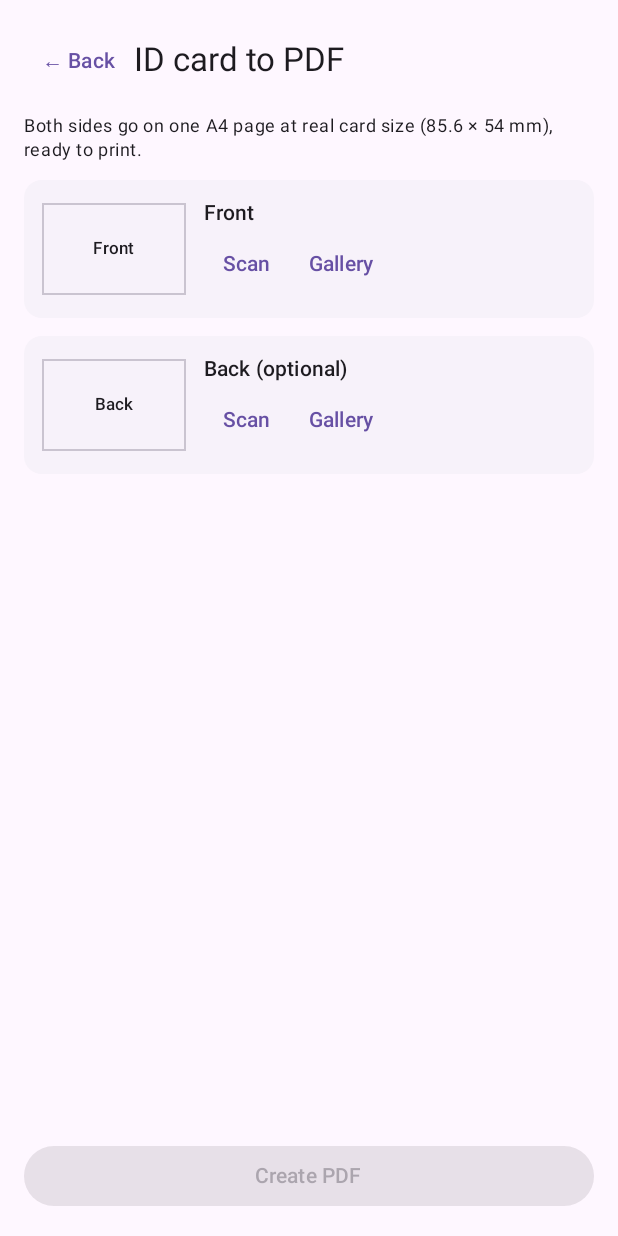
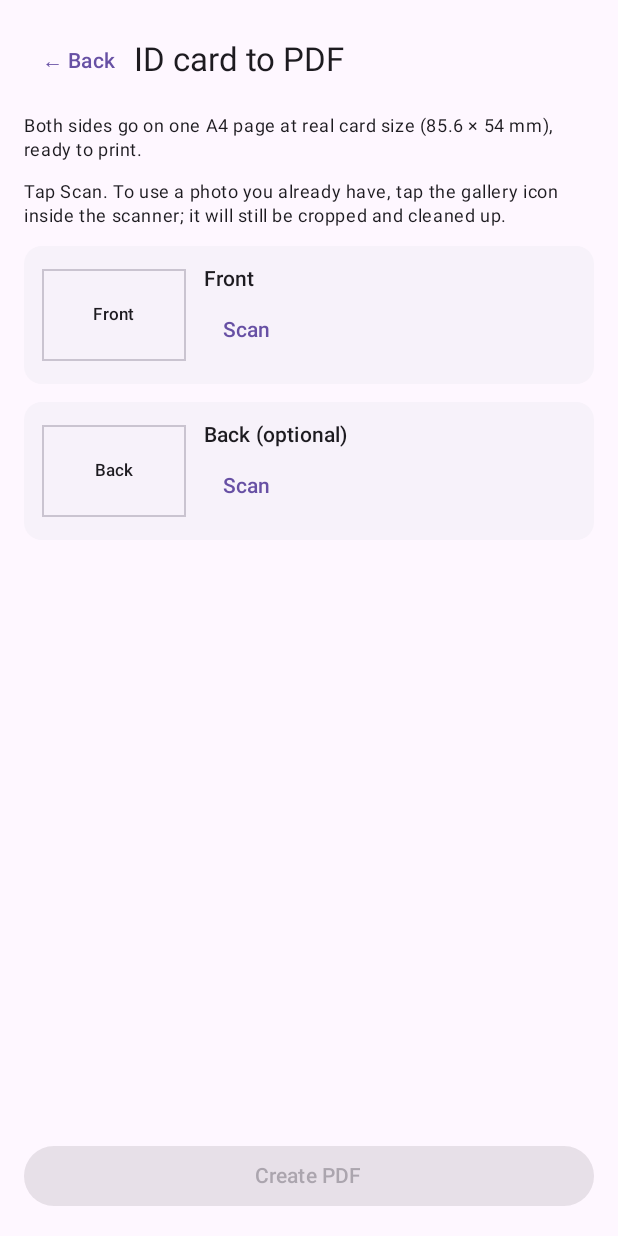
Before and after one commit to Oamprakash/PDFTools, an Android app built with Jetpack Compose: the composable IdCardScreen shown on its own in the app's theme, on a phone screen of 412 x 824 dp. Run offline under Robolectric (Android 15) with nearby library versions, the phone set to English and light mode, and no system bars; libraries missing offline, so code that uses them is left out: com.google.mlkit.vision.

Commit message:
Images to PDF: plain images only; ID card: scanner-only (gallery import via scanner, plain gallery as fallback)
Co-Authored-By: Claude Opus 5.5 <noreply@anthropic.com>
Claude-Session: https://claude.ai/code/session_019ZtYpqRyQjdrH8kEYgz8Dv

```diff
--- a/app/src/main/java/com/oam/pdftools/ui/IdCardScreen.kt
+++ b/app/src/main/java/com/oam/pdftools/ui/IdCardScreen.kt
@@ -37,8 +37,10 @@ fun IdCardScreen(back: () -> Unit) {
 
     val scanFront = rememberScanner(1, { error = it }) { front = it.firstOrNull() ?: front }
     val scanBack = rememberScanner(1, { error = it }) { rear = it.firstOrNull() ?: rear }
+    // Gallery only as a fallback when the scanner can't run; the scanner has its own gallery import (which still crops/filters)
     val pickFront = rememberLauncherForActivityResult(PickVisualMedia()) { if (it != null) front = it }
     val pickBack = rememberLauncherForActivityResult(PickVisualMedia()) { if (it != null) rear = it }
+    val fallback = error != null
     val save = rememberLauncherForActivityResult(CreateDocument("application/pdf")) { u ->
         val f = front ?: return@rememberLauncherForActivityResult; u ?: return@rememberLauncherForActivityResult
         ctx.contentResolver.takePersistableUriPermission(u, Intent.FLAG_GRANT_READ_URI_PERMISSION or Intent.FLAG_GRANT_WRITE_URI_PERMISSION)
@@ -55,8 +57,10 @@ fun IdCardScreen(back: () -> Unit) {
             Text(PdfWorker.ID_CARD, style = MaterialTheme.typography.titleLarge)
         }
         Text("Both sides go on one A4 page at real card size (85.6 × 54 mm), ready to print.", style = MaterialTheme.typography.bodySmall)
-        CardSlot("Front", front, scanFront, { pickFront.launch(img) }) { front = null }
-        CardSlot("Back (optional)", rear, scanBack, { pickBack.launch(img) }) { rear = null }
+        Text("Tap Scan. To use a photo you already have, tap the gallery icon inside the scanner; it will still be cropped and cleaned up.",
+            style = MaterialTheme.typography.bodySmall)
+        CardSlot("Front", front, scanFront, if (fallback) ({ pickFront.launch(img) }) else null) { front = null }
+        CardSlot("Back (optional)", rear, scanBack, if (fallback) ({ pickBack.launch(img) }) else null) { rear = null }
         error?.let { Text(it, color = MaterialTheme.colorScheme.error, style = MaterialTheme.typography.bodySmall) }
         Spacer(Modifier.weight(1f))
         JobStatus(info)
@@ -66,7 +70,7 @@ fun IdCardScreen(back: () -> Unit) {
 }
 
 @Composable
-private fun CardSlot(label: String, uri: Uri?, scan: () -> Unit, pick: () -> Unit, clear: () -> Unit) {
+private fun CardSlot(label: String, uri: Uri?, scan: () -> Unit, pick: (() -> Unit)?, clear: () -> Unit) {
     val ctx = LocalContext.current
     val bmp by produceState<Bitmap?>(null, uri) {
         value = uri?.let { withContext(Dispatchers.IO) { runCatching { ctx.thumb(it) }.getOrNull() } }
@@ -80,8 +84,8 @@ private fun CardSlot(label: String, uri: Uri?, scan: () -> Unit, pick: () -> Uni
             Column(Modifier.weight(1f)) {
                 Text(label, style = MaterialTheme.typography.titleSmall)
                 Row {
-                    TextButton(scan) { Text("Scan") }
-                    TextButton(pick) { Text("Gallery") }
+                    TextButton(scan) { Text(if (uri == null) "Scan" else "Rescan") }
+                    if (pick != null) TextButton(pick) { Text("Gallery") }
                     if (uri != null) TextButton(clear) { Text("Remove") }
                 }
             }
--- a/app/src/main/java/com/oam/pdftools/ui/Scanner.kt
+++ b/app/src/main/java/com/oam/pdftools/ui/Scanner.kt
@@ -39,7 +39,7 @@ fun rememberScanner(pageLimit: Int? = null, onError: (String) -> Unit, onPages:
                 .build()
             GmsDocumentScanning.getClient(opts).getStartScanIntent(ctx.activity())
                 .addOnSuccessListener { launcher.launch(IntentSenderRequest.Builder(it).build()) }
-                .addOnFailureListener { err("Scanner unavailable on this device (${it.message}). Use Gallery instead.") }
+                .addOnFailureListener { err("Scanner unavailable on this device (${it.message}). You can pick photos from the gallery instead.") }
         }
     }
 }
--- a/app/src/main/java/com/oam/pdftools/ui/ToolScreen.kt
+++ b/app/src/main/java/com/oam/pdftools/ui/ToolScreen.kt
@@ -39,8 +39,6 @@ fun ToolScreen(op: String, back: () -> Unit) {
 
     fun add(list: List<Uri>) { if (!multi) items.clear(); items += if (multi) list else list.take(1) }
     val pickImg = rememberLauncherForActivityResult(PickMultipleVisualMedia()) { add(it) }
-    var scanError by remember { mutableStateOf<String?>(null) }
-    val scan = rememberScanner(onError = { scanError = it }) { add(it) }
     val pickPdf = rememberLauncherForActivityResult(OpenMultipleDocuments()) { add(it) }
     val save = rememberLauncherForActivityResult(CreateDocument("application/pdf")) { u ->
         u ?: return@rememberLauncherForActivityResult
@@ -100,13 +98,11 @@ fun ToolScreen(op: String, back: () -> Unit) {
         }
         if (isPw) PasswordInput(op == PdfWorker.PROTECT, items.firstOrNull()) { password = it }
         JobStatus(info)
-        scanError?.let { Text(it, color = MaterialTheme.colorScheme.error, style = MaterialTheme.typography.bodySmall) }
         Row(horizontalArrangement = Arrangement.spacedBy(8.dp)) {
-            if (isImg) OutlinedButton({ scanError = null; scan() }) { Text("Scan") }
             OutlinedButton({
                 if (isImg) pickImg.launch(PickVisualMediaRequest(PickVisualMedia.ImageOnly))
                 else pickPdf.launch(arrayOf("application/pdf"))
-            }) { Text(if (isImg) "Gallery" else if (items.isEmpty()) "Select" else "Add more") }
+            }) { Text(if (items.isEmpty()) "Select" else "Add more") }
             // TODO ad: if items exceed free limit → rewarded ad gate
             Button({ save.launch("${op.replace(' ', '_')}_${System.currentTimeMillis()}.pdf") },
                 enabled = items.size >= minItems && (!isPw || password != null) && state != WorkInfo.State.RUNNING) { Text("Create PDF") }
```
